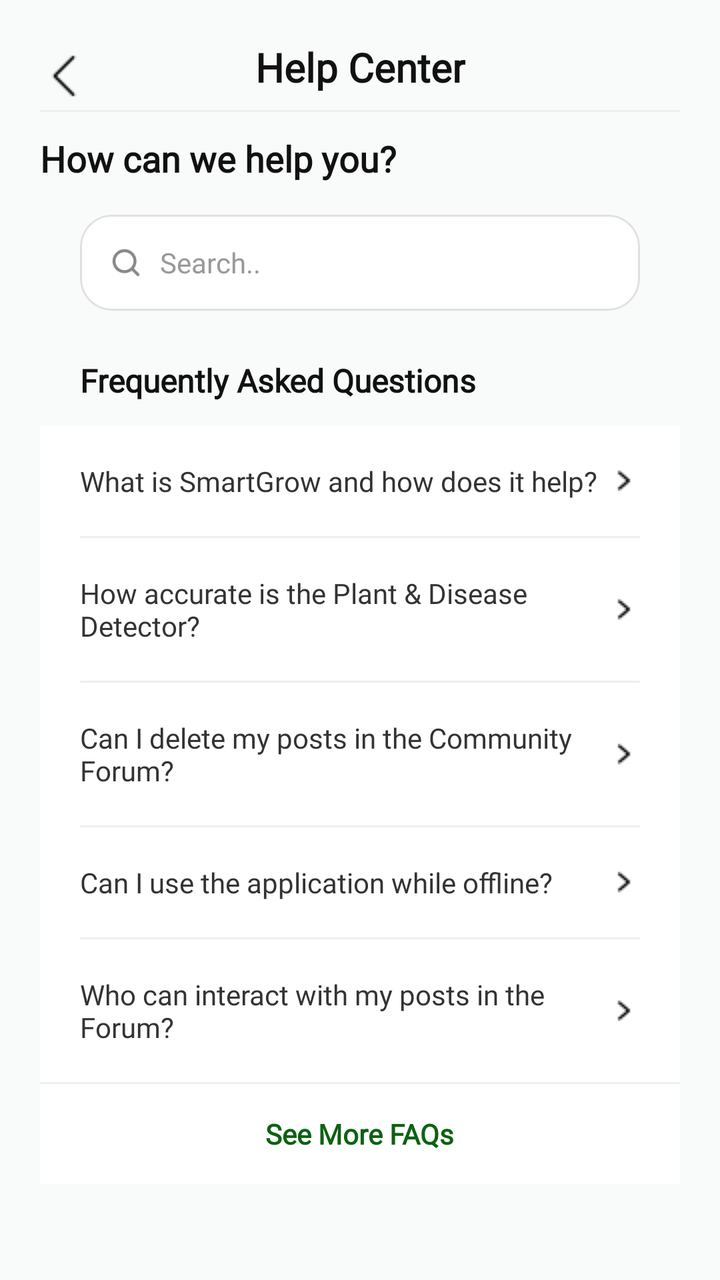
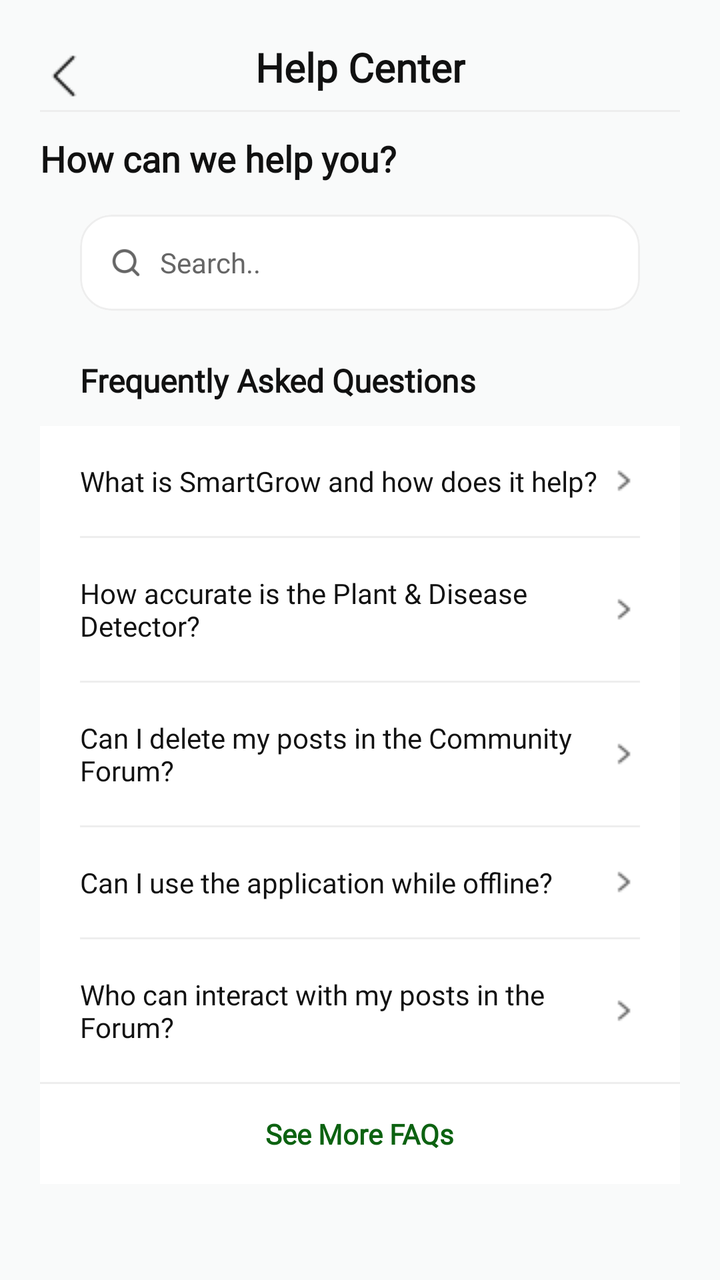

An Android layout rendered at two revisions. The XML below is the earlier revision; the diff shows what the commit changed to produce the second picture.
<!-- AndroidManifest.xml: application theme Theme.SmartGrow -->
<!-- res/layout/fragment_help_center_faq.xml -->
<?xml version="1.0" encoding="utf-8"?>
<androidx.constraintlayout.widget.ConstraintLayout
    xmlns:android="http://schemas.android.com/apk/res/android"
    xmlns:app="http://schemas.android.com/apk/res-auto"
    xmlns:tools="http://tools.android.com/tools"
    xmlns:tools2="http://schemas.android.com/tools"
    android:id="@+id/layout_help_center"
    android:layout_width="match_parent"
    android:layout_height="match_parent"
    android:background="#F9FAFA"
    android:padding="20dp">

    <ImageView
        android:id="@+id/btn_back_help"
        android:layout_width="wrap_content"
        android:layout_height="36dp"
        android:background="?attr/selectableItemBackgroundBorderless"
        android:clickable="true"
        android:focusable="true"
        android:src="@drawable/ic_back"
        app:layout_constraintStart_toStartOf="parent"
        app:layout_constraintTop_toTopOf="parent"
        android:contentDescription="Go back"/>

    <TextView
        android:id="@+id/tv_help_title"
        android:layout_width="wrap_content"
        android:layout_height="wrap_content"
        android:fontFamily="@font/poppins"
        android:text="Help Center"
        android:textAlignment="center"
        android:textColor="#111111"
        android:textSize="20sp"
        android:textStyle="bold"
        app:layout_constraintEnd_toEndOf="parent"
        app:layout_constraintStart_toStartOf="parent"
        app:layout_constraintTop_toTopOf="parent" />

    <View
        android:id="@+id/header_divider"
        android:layout_width="match_parent"
        android:layout_height="1dp"
        android:background="#EEEEEE"
        android:layout_marginTop="8dp"
        app:layout_constraintTop_toBottomOf="@id/tv_help_title"/>

    <TextView
        android:id="@+id/tv_header_help"
        android:layout_width="wrap_content"
        android:layout_height="wrap_content"
        android:layout_marginTop="20dp"
        android:fontFamily="@font/poppins"
        android:text="How can we help you?"
        android:textColor="#111111"
        android:textSize="18sp"
        android:textStyle="bold"
        app:layout_constraintStart_toStartOf="parent"
        app:layout_constraintTop_toBottomOf="@id/tv_help_title" />

    <com.google.android.material.card.MaterialCardView
        android:id="@+id/card_search_bar"
        android:layout_width="match_parent"
        android:layout_height="48dp"
        android:layout_marginHorizontal="20dp"
        android:layout_marginTop="16dp"
        app:cardBackgroundColor="#FFFFFF"
        app:cardCornerRadius="16dp"
        app:cardElevation="1dp"
        app:strokeColor="#E0E0E0"
        app:strokeWidth="1dp"
        app:layout_constraintTop_toBottomOf="@id/tv_header_help">

        <EditText
            android:id="@+id/et_search_faq"
            android:layout_width="match_parent"
            android:layout_height="match_parent"
            android:background="@android:color/transparent"
            android:hint="Search.."
            android:textColorHint="#999999"
            android:textSize="14sp"
            android:fontFamily="@font/poppins"
            android:paddingStart="40dp"
            android:paddingEnd="16dp"
            android:inputType="text"
            android:importantForAutofill="no" />

        <ImageView
            android:layout_width="18dp"
            android:layout_height="18dp"
            android:layout_gravity="start|center_vertical"
            android:layout_marginStart="14dp"
            android:src="@drawable/ic_search"
            app:tint="#888888" />
    </com.google.android.material.card.MaterialCardView>

    <androidx.core.widget.NestedScrollView
        android:layout_width="match_parent"
        android:layout_height="0dp"
        android:layout_marginTop="24dp"
        android:fillViewport="true"
        app:layout_constraintTop_toBottomOf="@id/card_search_bar"
        app:layout_constraintBottom_toBottomOf="parent">

        <LinearLayout
            android:layout_width="match_parent"
            android:layout_height="wrap_content"
            android:orientation="vertical">

            <TextView
                android:layout_width="wrap_content"
                android:layout_height="wrap_content"
                android:layout_marginStart="20dp"
                android:layout_marginBottom="12dp"
                android:text="Frequently Asked Questions"
                android:textColor="#111111"
                android:textSize="16sp"
                android:textStyle="bold"
                android:fontFamily="@font/poppins" />

            <LinearLayout
                android:layout_width="match_parent"
                android:layout_height="wrap_content"
                android:background="#FFFFFF"
                android:orientation="vertical"
                android:layout_marginBottom="24dp">

                <LinearLayout
                    android:id="@+id/layout_faq_1"
                    android:layout_width="match_parent"
                    android:layout_height="wrap_content"
                    android:orientation="vertical"
                    android:clickable="true"
                    android:focusable="true"
                    android:background="?attr/selectableItemBackground"
                    android:paddingHorizontal="20dp"
                    android:paddingVertical="18dp">

                    <RelativeLayout
                        android:layout_width="match_parent"
                        android:layout_height="wrap_content">
                        <TextView
                            android:layout_width="wrap_content"
                            android:layout_height="wrap_content"
                            android:layout_alignParentStart="true"
                            android:layout_toStartOf="@id/iv_arrow_1"
                            android:text="What is SmartGrow and how does it help?"
                            android:textColor="#333333"
                            android:textSize="14sp"
                            android:fontFamily="@font/poppins" />
                        <ImageView
                            android:id="@+id/iv_arrow_1"
                            android:layout_width="16dp"
                            android:layout_height="16dp"
                            android:layout_alignParentEnd="true"
                            android:layout_centerInParent="true"
                            android:src="@drawable/ic_next" />
                    </RelativeLayout>
                </LinearLayout>
                <View android:layout_width="match_parent" android:layout_height="1dp" android:background="#EEEEEE" android:layout_marginHorizontal="20dp"/>

                <LinearLayout
                    android:id="@+id/layout_faq_2"
                    android:layout_width="match_parent"
                    android:layout_height="wrap_content"
                    android:orientation="vertical"
                    android:clickable="true"
                    android:focusable="true"
                    android:background="?attr/selectableItemBackground"
                    android:paddingHorizontal="20dp"
                    android:paddingVertical="18dp">

                    <RelativeLayout
                        android:layout_width="match_parent"
                        android:layout_height="wrap_content">
                        <TextView
                            android:layout_width="wrap_content"
                            android:layout_height="wrap_content"
                            android:layout_alignParentStart="true"
                            android:layout_toStartOf="@id/iv_arrow_2"
                            android:text="How accurate is the Plant &amp; Disease Detector?"
                            android:textColor="#333333"
                            android:textSize="14sp"
                            android:fontFamily="@font/poppins" />
                        <ImageView
                            android:id="@+id/iv_arrow_2"
                            android:layout_width="16dp"
                            android:layout_height="16dp"
                            android:layout_alignParentEnd="true"
                            android:layout_centerInParent="true"
                            android:src="@drawable/ic_next" />
                    </RelativeLayout>
                </LinearLayout>
                <View android:layout_width="match_parent" android:layout_height="1dp" android:background="#EEEEEE" android:layout_marginHorizontal="20dp"/>

                <LinearLayout
                    android:id="@+id/layout_faq_3"
                    android:layout_width="match_parent"
                    android:layout_height="wrap_content"
                    android:orientation="vertical"
                    android:clickable="true"
                    android:focusable="true"
                    android:background="?attr/selectableItemBackground"
                    android:paddingHorizontal="20dp"
                    android:paddingVertical="18dp">

                    <RelativeLayout
                        android:layout_width="match_parent"
                        android:layout_height="wrap_content">
                        <TextView
                            android:layout_width="wrap_content"
                            android:layout_height="wrap_content"
                            android:layout_alignParentStart="true"
                            android:layout_toStartOf="@id/iv_arrow_3"
                            android:text="Can I delete my posts in the Community Forum?"
                            android:textColor="#333333"
                            android:textSize="14sp"
                            android:fontFamily="@font/poppins" />
                        <ImageView
                            android:id="@+id/iv_arrow_3"
                            android:layout_width="16dp"
                            android:layout_height="16dp"
                            android:layout_alignParentEnd="true"
                            android:layout_centerInParent="true"
                            android:src="@drawable/ic_next" />
                    </RelativeLayout>
                </LinearLayout>
                <View android:layout_width="match_parent" android:layout_height="1dp" android:background="#EEEEEE" android:layout_marginHorizontal="20dp"/>

                <LinearLayout
                    android:id="@+id/layout_faq_4"
                    android:layout_width="match_parent"
                    android:layout_height="wrap_content"
                    android:orientation="vertical"
                    android:clickable="true"
                    android:focusable="true"
                    android:background="?attr/selectableItemBackground"
                    android:paddingHorizontal="20dp"
                    android:paddingVertical="18dp">

                    <RelativeLayout
                        android:layout_width="match_parent"
                        android:layout_height="wrap_content">
                        <TextView
                            android:layout_width="wrap_content"
                            android:layout_height="wrap_content"
                            android:layout_alignParentStart="true"
                            android:layout_toStartOf="@id/iv_arrow_4"
                            android:text="Can I use the application while offline?"
                            android:textColor="#333333"
                            android:textSize="14sp"
                            android:fontFamily="@font/poppins" />
                        <ImageView
                            android:id="@+id/iv_arrow_4"
                            android:layout_width="16dp"
                            android:layout_height="16dp"
                            android:layout_alignParentEnd="true"
                            android:layout_centerInParent="true"
                            android:src="@drawable/ic_next" />
                    </RelativeLayout>
                </LinearLayout>
                <View android:layout_width="match_parent" android:layout_height="1dp" android:background="#EEEEEE" android:layout_marginHorizontal="20dp"/>

                <LinearLayout
                    android:id="@+id/layout_faq_5"
                    android:layout_width="match_parent"
                    android:layout_height="wrap_content"
                    android:orientation="vertical"
                    android:clickable="true"
                    android:focusable="true"
                    android:background="?attr/selectableItemBackground"
                    android:paddingHorizontal="20dp"
                    android:paddingVertical="18dp">

                    <RelativeLayout
                        android:layout_width="match_parent"
                        android:layout_height="wrap_content">
                        <TextView
                            android:layout_width="wrap_content"
                            android:layout_height="wrap_content"
                            android:layout_alignParentStart="true"
                            android:layout_toStartOf="@id/iv_arrow_5"
                            android:text="Who can interact with my posts in the Forum?"
                            android:textColor="#333333"
                            android:textSize="14sp"
                            android:fontFamily="@font/poppins" />
                        <ImageView
                            android:id="@+id/iv_arrow_5"
                            android:layout_width="16dp"
                            android:layout_height="16dp"
                            android:layout_alignParentEnd="true"
                            android:layout_centerInParent="true"
                            android:src="@drawable/ic_next" />
                    </RelativeLayout>
                </LinearLayout>
                <View android:layout_width="match_parent" android:layout_height="1dp" android:background="#EEEEEE"/>

                <RelativeLayout
                    android:id="@+id/btn_see_more_faqs"
                    android:layout_width="match_parent"
                    android:layout_height="50dp"
                    android:clickable="true"
                    android:focusable="true"
                    android:background="?attr/selectableItemBackground"
                    android:paddingHorizontal="20dp">
                    <TextView
                        android:layout_width="wrap_content"
                        android:layout_height="wrap_content"
                        android:layout_centerInParent="true"
                        android:text="See More FAQs"
                        android:textColor="#0C6211"
                        android:textSize="14sp"
                        android:textStyle="bold"
                        android:fontFamily="@font/poppins" />
                </RelativeLayout>
            </LinearLayout>

        </LinearLayout>
    </androidx.core.widget.NestedScrollView>
</androidx.constraintlayout.widget.ConstraintLayout>
<!-- resources referenced by this layout -->
<resources>
  <!-- drawable ic_back: png bitmap (drawable, 215 bytes) -->
  <!-- drawable ic_next: png bitmap (drawable, 250 bytes) -->
  <!-- drawable ic_search: png bitmap (drawable, 1126 bytes) -->
  <style name="Theme.SmartGrow" parent="Base.Theme.SmartGrow" />
  <style name="Base.Theme.SmartGrow" parent="Theme.Material3.DayNight.NoActionBar">
          <item name="android:windowBackground">@android:color/white</item>
          <item name="android:windowDisablePreview">true</item>
  
          
          <item name="android:statusBarColor">#FFFFFF</item>
          <item name="android:windowLightStatusBar">true</item>
  
          
          <item name="android:navigationBarColor">#FFFFFF</item>
          <item name="android:windowLightNavigationBar" tools:targetApi="o">true</item>
  
          <item name="android:windowDrawsSystemBarBackgrounds">true</item>
          <item name="android:windowTranslucentStatus">false</item>
          <item name="android:windowTranslucentNavigation">false</item>
      </style>
</resources>

<!-- the commit's change to res/layout/fragment_help_center_faq.xml (unified diff, before → after) -->
@@ -2,12 +2,12 @@
 <androidx.constraintlayout.widget.ConstraintLayout
     xmlns:android="http://schemas.android.com/apk/res/android"
     xmlns:app="http://schemas.android.com/apk/res-auto"
-    xmlns:tools="http://tools.android.com/tools"
+    xmlns:tools="http://schemas.android.com/tools"
     xmlns:tools2="http://schemas.android.com/tools"
     android:id="@+id/layout_help_center"
     android:layout_width="match_parent"
     android:layout_height="match_parent"
-    android:background="#F9FAFA"
+    android:background="@color/background"
     android:padding="20dp">
 
     <ImageView
@@ -20,6 +20,7 @@
         android:src="@drawable/ic_back"
         app:layout_constraintStart_toStartOf="parent"
         app:layout_constraintTop_toTopOf="parent"
+        app:tint="@color/text_primary"
         android:contentDescription="Go back"/>
 
     <TextView
@@ -29,7 +30,7 @@
         android:fontFamily="@font/poppins"
         android:text="Help Center"
         android:textAlignment="center"
-        android:textColor="#111111"
+        android:textColor="@color/text_primary"
         android:textSize="20sp"
         android:textStyle="bold"
         app:layout_constraintEnd_toEndOf="parent"
@@ -40,7 +41,7 @@
         android:id="@+id/header_divider"
         android:layout_width="match_parent"
         android:layout_height="1dp"
-        android:background="#EEEEEE"
+        android:background="@color/divider"
         android:layout_marginTop="8dp"
         app:layout_constraintTop_toBottomOf="@id/tv_help_title"/>
 
@@ -51,7 +52,7 @@
         android:layout_marginTop="20dp"
         android:fontFamily="@font/poppins"
         android:text="How can we help you?"
-        android:textColor="#111111"
+        android:textColor="@color/text_primary"
         android:textSize="18sp"
         android:textStyle="bold"
         app:layout_constraintStart_toStartOf="parent"
@@ -63,10 +64,10 @@
         android:layout_height="48dp"
         android:layout_marginHorizontal="20dp"
         android:layout_marginTop="16dp"
-        app:cardBackgroundColor="#FFFFFF"
+        app:cardBackgroundColor="@color/card_background"
         app:cardCornerRadius="16dp"
         app:cardElevation="1dp"
-        app:strokeColor="#E0E0E0"
+        app:strokeColor="@color/divider"
         app:strokeWidth="1dp"
         app:layout_constraintTop_toBottomOf="@id/tv_header_help">
 
@@ -76,7 +77,8 @@
             android:layout_height="match_parent"
             android:background="@android:color/transparent"
             android:hint="Search.."
-            android:textColorHint="#999999"
+            android:textColorHint="@color/text_secondary"
+            android:textColor="@color/text_primary"
             android:textSize="14sp"
             android:fontFamily="@font/poppins"
             android:paddingStart="40dp"
@@ -90,7 +92,7 @@
             android:layout_gravity="start|center_vertical"
             android:layout_marginStart="14dp"
             android:src="@drawable/ic_search"
-            app:tint="#888888" />
+            app:tint="@color/text_secondary" />
     </com.google.android.material.card.MaterialCardView>
 
     <androidx.core.widget.NestedScrollView
@@ -112,7 +114,7 @@
                 android:layout_marginStart="20dp"
                 android:layout_marginBottom="12dp"
                 android:text="Frequently Asked Questions"
-                android:textColor="#111111"
+                android:textColor="@color/text_primary"
                 android:textSize="16sp"
                 android:textStyle="bold"
                 android:fontFamily="@font/poppins" />
@@ -120,7 +122,7 @@
             <LinearLayout
                 android:layout_width="match_parent"
                 android:layout_height="wrap_content"
-                android:background="#FFFFFF"
+                android:background="@color/card_background"
                 android:orientation="vertical"
                 android:layout_marginBottom="24dp">
 
@@ -144,7 +146,7 @@
                             android:layout_alignParentStart="true"
                             android:layout_toStartOf="@id/iv_arrow_1"
                             android:text="What is SmartGrow and how does it help?"
-                            android:textColor="#333333"
+                            android:textColor="@color/text_primary"
                             android:textSize="14sp"
                             android:fontFamily="@font/poppins" />
                         <ImageView
@@ -153,10 +155,11 @@
                             android:layout_height="16dp"
                             android:layout_alignParentEnd="true"
                             android:layout_centerInParent="true"
-                            android:src="@drawable/ic_next" />
-                    </RelativeLayout>
-                </LinearLayout>
-                <View android:layout_width="match_parent" android:layout_height="1dp" android:background="#EEEEEE" android:layout_marginHorizontal="20dp"/>
+                            android:src="@drawable/ic_next"
+                            app:tint="@color/text_secondary" />
+                    </RelativeLayout>
+                </LinearLayout>
+                <View android:layout_width="match_parent" android:layout_height="1dp" android:background="@color/divider" android:layout_marginHorizontal="20dp"/>
 
                 <LinearLayout
                     android:id="@+id/layout_faq_2"
@@ -178,7 +181,7 @@
                             android:layout_alignParentStart="true"
                             android:layout_toStartOf="@id/iv_arrow_2"
                             android:text="How accurate is the Plant &amp; Disease Detector?"
-                            android:textColor="#333333"
+                            android:textColor="@color/text_primary"
                             android:textSize="14sp"
                             android:fontFamily="@font/poppins" />
                         <ImageView
@@ -187,10 +190,11 @@
                             android:layout_height="16dp"
                             android:layout_alignParentEnd="true"
                             android:layout_centerInParent="true"
-                            android:src="@drawable/ic_next" />
-                    </RelativeLayout>
-                </LinearLayout>
-                <View android:layout_width="match_parent" android:layout_height="1dp" android:background="#EEEEEE" android:layout_marginHorizontal="20dp"/>
+                            android:src="@drawable/ic_next"
+                            app:tint="@color/text_secondary" />
+                    </RelativeLayout>
+                </LinearLayout>
+                <View android:layout_width="match_parent" android:layout_height="1dp" android:background="@color/divider" android:layout_marginHorizontal="20dp"/>
 
                 <LinearLayout
                     android:id="@+id/layout_faq_3"
@@ -212,7 +216,7 @@
                             android:layout_alignParentStart="true"
                             android:layout_toStartOf="@id/iv_arrow_3"
                             android:text="Can I delete my posts in the Community Forum?"
-                            android:textColor="#333333"
+                            android:textColor="@color/text_primary"
                             android:textSize="14sp"
                             android:fontFamily="@font/poppins" />
                         <ImageView
@@ -221,10 +225,11 @@
                             android:layout_height="16dp"
                             android:layout_alignParentEnd="true"
                             android:layout_centerInParent="true"
-                            android:src="@drawable/ic_next" />
-                    </RelativeLayout>
-                </LinearLayout>
-                <View android:layout_width="match_parent" android:layout_height="1dp" android:background="#EEEEEE" android:layout_marginHorizontal="20dp"/>
+                            android:src="@drawable/ic_next"
+                            app:tint="@color/text_secondary" />
+                    </RelativeLayout>
+                </LinearLayout>
+                <View android:layout_width="match_parent" android:layout_height="1dp" android:background="@color/divider" android:layout_marginHorizontal="20dp"/>
 
                 <LinearLayout
                     android:id="@+id/layout_faq_4"
@@ -246,7 +251,7 @@
                             android:layout_alignParentStart="true"
                             android:layout_toStartOf="@id/iv_arrow_4"
                             android:text="Can I use the application while offline?"
-                            android:textColor="#333333"
+                            android:textColor="@color/text_primary"
                             android:textSize="14sp"
                             android:fontFamily="@font/poppins" />
                         <ImageView
@@ -255,10 +260,11 @@
                             android:layout_height="16dp"
                             android:layout_alignParentEnd="true"
                             android:layout_centerInParent="true"
-                            android:src="@drawable/ic_next" />
-                    </RelativeLayout>
-                </LinearLayout>
-                <View android:layout_width="match_parent" android:layout_height="1dp" android:background="#EEEEEE" android:layout_marginHorizontal="20dp"/>
+                            android:src="@drawable/ic_next"
+                            app:tint="@color/text_secondary" />
+                    </RelativeLayout>
+                </LinearLayout>
+                <View android:layout_width="match_parent" android:layout_height="1dp" android:background="@color/divider" android:layout_marginHorizontal="20dp"/>
 
                 <LinearLayout
                     android:id="@+id/layout_faq_5"
@@ -280,7 +286,7 @@
                             android:layout_alignParentStart="true"
                             android:layout_toStartOf="@id/iv_arrow_5"
                             android:text="Who can interact with my posts in the Forum?"
-                            android:textColor="#333333"
+                            android:textColor="@color/text_primary"
                             android:textSize="14sp"
                             android:fontFamily="@font/poppins" />
                         <ImageView
@@ -289,10 +295,11 @@
                             android:layout_height="16dp"
                             android:layout_alignParentEnd="true"
                             android:layout_centerInParent="true"
-                            android:src="@drawable/ic_next" />
-                    </RelativeLayout>
-                </LinearLayout>
-                <View android:layout_width="match_parent" android:layout_height="1dp" android:background="#EEEEEE"/>
+                            android:src="@drawable/ic_next"
+                            app:tint="@color/text_secondary" />
+                    </RelativeLayout>
+                </LinearLayout>
+                <View android:layout_width="match_parent" android:layout_height="1dp" android:background="@color/divider"/>
 
                 <RelativeLayout
                     android:id="@+id/btn_see_more_faqs"
@@ -307,7 +314,7 @@
                         android:layout_height="wrap_content"
                         android:layout_centerInParent="true"
                         android:text="See More FAQs"
-                        android:textColor="#0C6211"
+                        android:textColor="@color/primary_green"
                         android:textSize="14sp"
                         android:textStyle="bold"
                         android:fontFamily="@font/poppins" />
<!-- resource entries referenced after the edit -->
@@ -1,19 +1,25 @@
 <!-- resources referenced by this layout -->
 <resources>
+  <color name="background">#F9FAFA</color>
+  <color name="card_background">#FFFFFF</color>
+  <color name="divider">#EEEEEE</color>
+  <color name="primary_green">#0C6211</color>
+  <color name="text_primary">#111111</color>
+  <color name="text_secondary">#666666</color>
   <!-- drawable ic_back: png bitmap (drawable, 215 bytes) -->
   <!-- drawable ic_next: png bitmap (drawable, 250 bytes) -->
   <!-- drawable ic_search: png bitmap (drawable, 1126 bytes) -->
   <style name="Theme.SmartGrow" parent="Base.Theme.SmartGrow" />
   <style name="Base.Theme.SmartGrow" parent="Theme.Material3.DayNight.NoActionBar">
-          <item name="android:windowBackground">@android:color/white</item>
+          <item name="android:windowBackground">@color/background</item>
           <item name="android:windowDisablePreview">true</item>
   
           
-          <item name="android:statusBarColor">#FFFFFF</item>
+          <item name="android:statusBarColor">@color/background</item>
           <item name="android:windowLightStatusBar">true</item>
   
           
-          <item name="android:navigationBarColor">#FFFFFF</item>
+          <item name="android:navigationBarColor">@color/background</item>
           <item name="android:windowLightNavigationBar" tools:targetApi="o">true</item>
   
           <item name="android:windowDrawsSystemBarBackgrounds">true</item>
